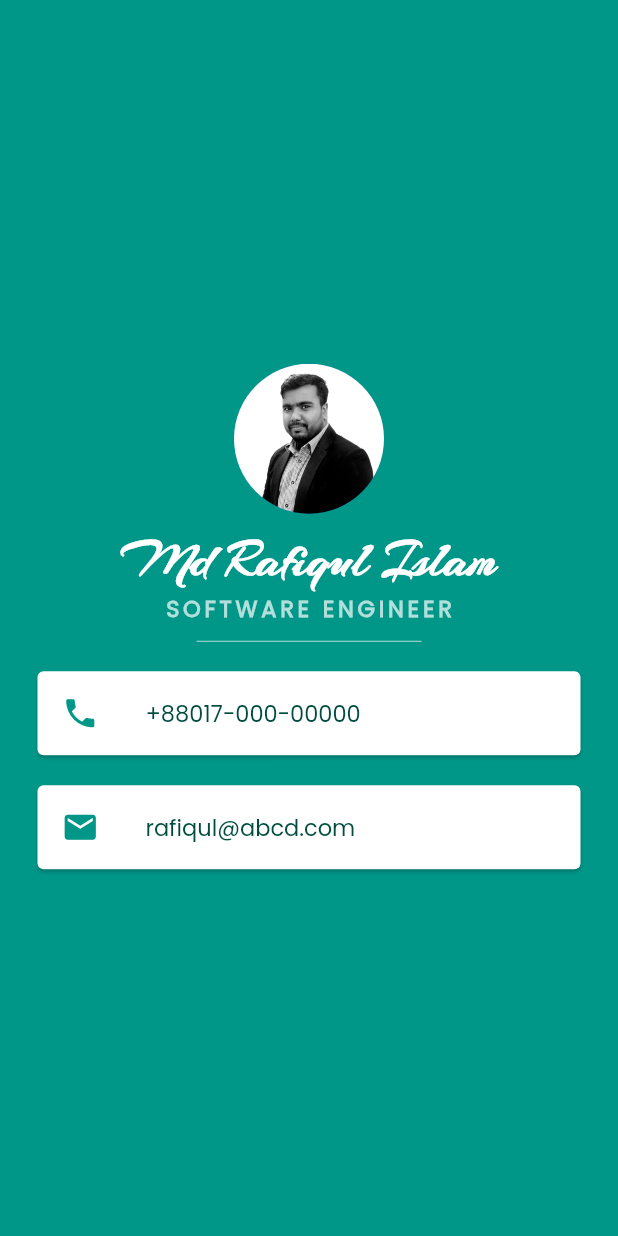
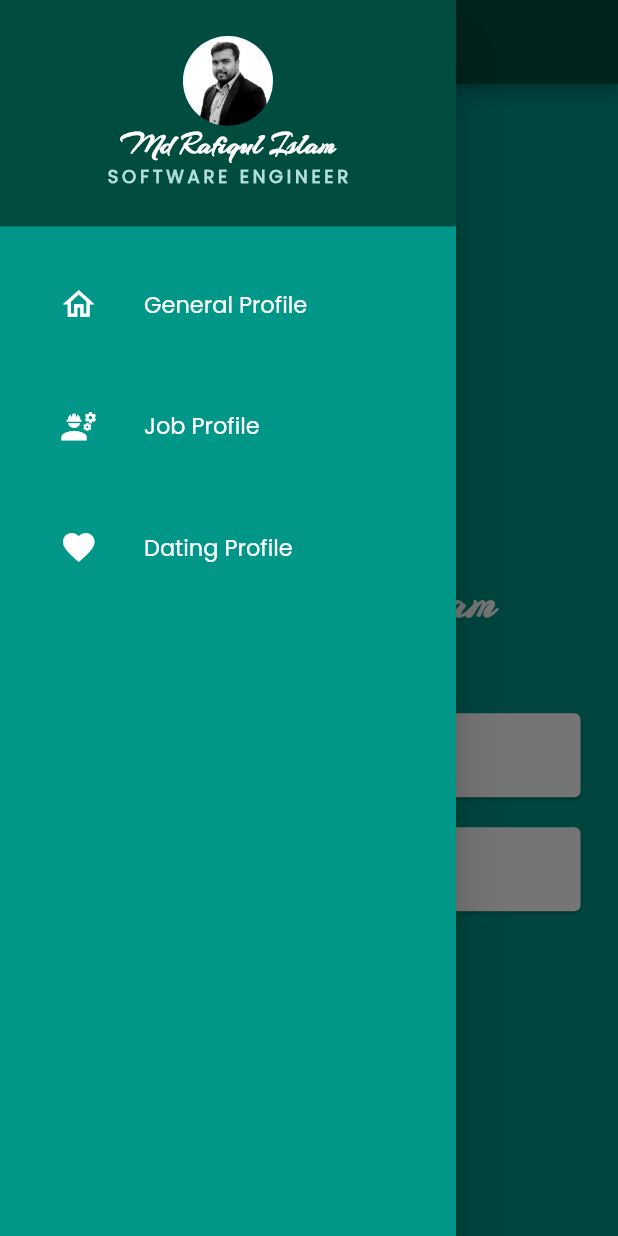
Before and after one commit to vutfiq01/mi_flash_card, a Flutter app: the screen it shows after launch, with the side drawer open (before the commit the screen has no drawer), on a phone screen of 412 x 824 dp. Run offline on Flutter 3.47's test engine with Material 2 defaults, Android fonts, the phone set to English and light mode, and no system bars.

Commit message:
custom appbar navibar

```diff
--- /dev/null
+++ b/lib/dating_profile_page.dart
@@ -0,0 +1,16 @@
+import 'package:flutter/material.dart';
+import 'package:mi_flash_card/widget/custom_appbar.dart';
+import 'package:mi_flash_card/widget/navigation_drawer.dart';
+
+class DatingProfilePage extends StatelessWidget {
+  const DatingProfilePage({super.key});
+
+  @override
+  Widget build(BuildContext context) {
+    return const Scaffold(
+      backgroundColor: Colors.teal,
+      appBar: CustomAppBar(title: 'Dating Profile'),
+      drawer: MyNavigationDrawer(),
+    );
+  }
+}
--- /dev/null
+++ b/lib/job_profile_page.dart
@@ -0,0 +1,16 @@
+import 'package:flutter/material.dart';
+import 'package:mi_flash_card/widget/custom_appbar.dart';
+import 'package:mi_flash_card/widget/navigation_drawer.dart';
+
+class JobProfilePage extends StatelessWidget {
+  const JobProfilePage({super.key});
+
+  @override
+  Widget build(BuildContext context) {
+    return const Scaffold(
+      backgroundColor: Colors.teal,
+      appBar: CustomAppBar(title: 'Job Profile'),
+      drawer: MyNavigationDrawer(),
+    );
+  }
+}
--- a/lib/main.dart
+++ b/lib/main.dart
@@ -1,5 +1,7 @@
 import 'package:flutter/material.dart';
 import 'package:mi_flash_card/profile_page.dart';
+import 'package:mi_flash_card/widget/custom_appbar.dart';
+import 'package:mi_flash_card/widget/navigation_drawer.dart';
 
 void main() {
   runApp(const MaterialApp(
@@ -14,7 +16,11 @@ class MyApp extends StatelessWidget {
   @override
   Widget build(BuildContext context) {
     return Scaffold(
+      appBar: const CustomAppBar(
+        title: 'General Profile',
+      ),
       backgroundColor: Colors.teal,
+      drawer: const MyNavigationDrawer(),
       body: SafeArea(
         child: Column(
           mainAxisAlignment: MainAxisAlignment.center,
--- /dev/null
+++ b/lib/widget/custom_appbar.dart
@@ -0,0 +1,27 @@
+import 'package:flutter/material.dart';
+
+class CustomAppBar extends StatelessWidget implements PreferredSizeWidget {
+  final String title;
+  const CustomAppBar({
+    super.key,
+    required this.title,
+  });
+  @override
+  Size get preferredSize => const Size.fromHeight(kToolbarHeight);
+
+  @override
+  Widget build(BuildContext context) {
+    return AppBar(
+      centerTitle: true,
+      title: Text(
+        title,
+        style: const TextStyle(
+            fontSize: 20,
+            fontFamily: 'Poppins',
+            color: Colors.white,
+            fontWeight: FontWeight.bold),
+      ),
+      backgroundColor: Colors.teal[900],
+    );
+  }
+}
--- /dev/null
+++ b/lib/widget/navigation_drawer.dart
@@ -0,0 +1,141 @@
+import 'package:flutter/material.dart';
+import 'package:mi_flash_card/dating_profile_page.dart';
+import 'package:mi_flash_card/job_profile_page.dart';
+import 'package:mi_flash_card/main.dart';
+
+class MyNavigationDrawer extends StatelessWidget {
+  const MyNavigationDrawer({super.key});
+
+  @override
+  Widget build(BuildContext context) {
+    return Drawer(
+      backgroundColor: Colors.teal,
+      child: SingleChildScrollView(
+        child: Column(
+          crossAxisAlignment: CrossAxisAlignment.stretch,
+          children: <Widget>[
+            buildHeader(context),
+            buildMenuItems(context),
+          ],
+        ),
+      ),
+    );
+  }
+
+  Widget buildHeader(BuildContext context) => InkWell(
+        onTap: () {},
+        child: Container(
+          color: Colors.teal[900],
+          padding: EdgeInsets.only(
+            top: 24 + MediaQuery.of(context).padding.top,
+            bottom: 24,
+          ),
+          child: Column(
+            children: [
+              const CircleAvatar(
+                radius: 30,
+                backgroundImage: AssetImage('images/profile.jpg'),
+              ),
+              const Text(
+                'Md Rafiqul Islam',
+                style: TextStyle(
+                  fontFamily: 'Arizonia',
+                  fontSize: 20,
+                  color: Colors.white,
+                  fontWeight: FontWeight.bold,
+                ),
+              ),
+              Text(
+                'SOFTWARE ENGINEER',
+                style: TextStyle(
+                  fontFamily: 'Poppins',
+                  fontSize: 12,
+                  color: Colors.teal[100],
+                  letterSpacing: 2.5,
+                  fontWeight: FontWeight.bold,
+                ),
+              ),
+            ],
+          ),
+        ),
+      );
+  Widget buildMenuItems(BuildContext context) => Container(
+        padding: const EdgeInsets.all(24),
+        child: Wrap(
+          runSpacing: 25,
+          children: [
+            ListTile(
+              tileColor: Colors.teal,
+              onTap: () {
+                Navigator.pop(context);
+                Navigator.pushReplacement(
+                  context,
+                  MaterialPageRoute(builder: (context) => const MyApp()),
+                );
+              },
+              leading: const Icon(
+                Icons.home_outlined,
+                size: 25,
+                color: Colors.white,
+              ),
+              title: const Text(
+                'General Profile',
+                style: TextStyle(
+                  fontSize: 15,
+                  fontFamily: 'Poppins',
+                  color: Colors.white,
+                ),
+              ),
+            ),
+            ListTile(
+              tileColor: Colors.teal,
+              onTap: () {
+                Navigator.pop(context);
+                Navigator.push(
+                  context,
+                  MaterialPageRoute(
+                      builder: (context) => const JobProfilePage()),
+                );
+              },
+              leading: const Icon(
+                Icons.engineering,
+                size: 25,
+                color: Colors.white,
+              ),
+              title: const Text(
+                'Job Profile',
+                style: TextStyle(
+                  fontSize: 15,
+                  fontFamily: 'Poppins',
+                  color: Colors.white,
+                ),
+              ),
+            ),
+            ListTile(
+              tileColor: Colors.teal,
+              onTap: () {
+                Navigator.pop(context);
+                Navigator.push(
+                  context,
+                  MaterialPageRoute(
+                      builder: (context) => const DatingProfilePage()),
+                );
+              },
+              leading: const Icon(
+                Icons.favorite,
+                size: 25,
+                color: Colors.white,
+              ),
+              title: const Text(
+                'Dating Profile',
+                style: TextStyle(
+                  fontSize: 15,
+                  fontFamily: 'Poppins',
+                  color: Colors.white,
+                ),
+              ),
+            ),
+          ],
+        ),
+      );
+}
```
